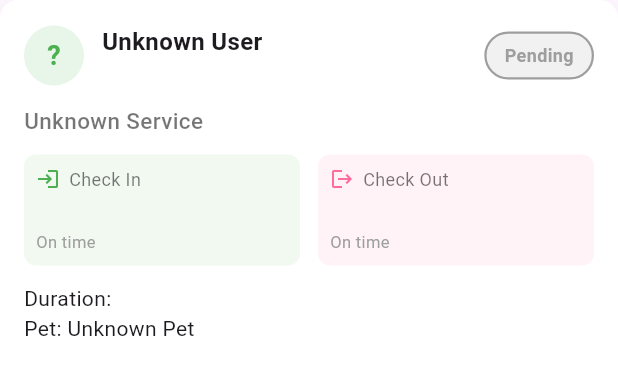
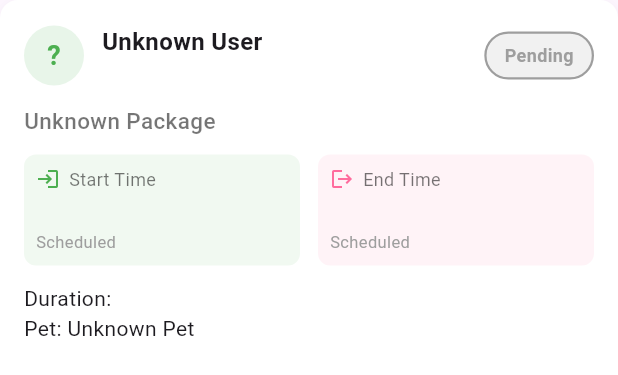
Before and after one commit to MobileDevGroup4/PetGroomingApp, a Flutter app: the BookingCard widget shown alone on an empty page, opened directly with empty values, on a phone screen of 412 x 824 dp. Shown: the top 375 px of the screen. Run offline on Flutter 3.47's test engine with Material 3 defaults, Android fonts, the phone set to English and light mode, and no system bars; our stand-ins replace cloud_firestore, firebase_auth, firebase_core, firebase_storage, image_picker, logger and 1 more; accounts and stored records are empty; network calls fail.

```diff
--- a/lib/pages/StaffDashboard.dart
+++ b/lib/pages/StaffDashboard.dart
@@ -205,7 +205,7 @@ class _StaffDashboardPageState extends State<StaffDashboardPage> {
                       return BookingCard(
                         userName: userProfile['name'] ?? 'Unknown',
                         petName: petData['name'] ?? 'Unknown',
-                        serviceName: packageData['name'] ?? 'Unknown',
+                        itemName: data['itemName'] ?? packageData['itemName'] ?? 'Unknown',
                         startTime: data['startTime'] ?? Timestamp.now(),
                         endTime: data['endTime'] ?? Timestamp.now(),
                         status: data['status'] as String?,
--- a/lib/widgets/booking_widgets.dart
+++ b/lib/widgets/booking_widgets.dart
@@ -4,7 +4,7 @@ import 'package:cloud_firestore/cloud_firestore.dart';
 class BookingCard extends StatelessWidget {
   final String userName;
   final String petName;
-  final String serviceName;
+  final String itemName; // Changed from serviceName → Firestore field name
   final Timestamp startTime;
   final Timestamp endTime;
   final String Function(Timestamp) formatDate;
@@ -17,7 +17,7 @@ class BookingCard extends StatelessWidget {
     super.key,
     required this.userName,
     required this.petName,
-    required this.serviceName,
+    required this.itemName,
     required this.startTime,
     required this.endTime,
     required this.formatDate,
@@ -87,7 +87,7 @@ class BookingCard extends StatelessWidget {
         child: Column(
           crossAxisAlignment: CrossAxisAlignment.start,
           children: [
-            // Header
+            // Header with user + status
             Row(
               children: [
                 CircleAvatar(
@@ -115,7 +115,8 @@ class BookingCard extends StatelessWidget {
                   ),
                 ),
                 Container(
-                  padding: const EdgeInsets.symmetric(horizontal: 12, vertical: 6),
+                  padding:
+                      const EdgeInsets.symmetric(horizontal: 12, vertical: 6),
                   decoration: BoxDecoration(
                     color: _getStatusColor(status).withOpacity(0.15),
                     borderRadius: BorderRadius.circular(20),
@@ -137,18 +138,27 @@ class BookingCard extends StatelessWidget {
             ),
 
             const SizedBox(height: 12),
-            Text(serviceName.isEmpty ? 'Unknown Service' : serviceName,
-                style: const TextStyle(
-                    fontSize: 15, fontWeight: FontWeight.w500, color: Colors.black54)),
+
+            // Service / Item name (from Firestore)
+            Text(
+              itemName.isEmpty ? 'Unknown Package' : itemName,
+              style: const TextStyle(
+                fontSize: 15,
+                fontWeight: FontWeight.w500,
+                color: Colors.black54,
+              ),
+            ),
 
             const SizedBox(height: 12),
+
+            // Check-in and Check-out times
             Row(
               children: [
                 Expanded(
                   child: _buildTimeCard(
-                    'Check In',
+                    'Start Time',
                     formatTime(startTime),
-                    'On time',
+                    'Scheduled',
                     const Color(0xFF4CAF50),
                     Icons.login,
                   ),
@@ -156,9 +166,9 @@ class BookingCard extends StatelessWidget {
                 const SizedBox(width: 12),
                 Expanded(
                   child: _buildTimeCard(
-                    'Check Out',
+                    'End Time',
                     formatTime(endTime),
-                    'On time',
+                    'Scheduled',
                     const Color(0xFFFF6B9D),
                     Icons.logout,
                   ),
@@ -167,6 +177,8 @@ class BookingCard extends StatelessWidget {
             ),
 
             const SizedBox(height: 12),
+
+            // Duration + Pet name
             Text('Duration: ${calculateDuration(startTime, endTime)}'),
             Text('Pet: ${petName.isEmpty ? 'Unknown Pet' : petName}'),
           ],
@@ -175,7 +187,8 @@ class BookingCard extends StatelessWidget {
     );
   }
 
-  Widget _buildTimeCard(String label, String time, String status, Color color, IconData icon) {
+  Widget _buildTimeCard(
+      String label, String time, String status, Color color, IconData icon) {
     return Container(
       padding: const EdgeInsets.all(8),
       decoration: BoxDecoration(
@@ -188,11 +201,15 @@ class BookingCard extends StatelessWidget {
           Row(children: [
             Icon(icon, color: color, size: 16),
             const SizedBox(width: 6),
-            Text(label, style: const TextStyle(fontSize: 12, color: Colors.black54)),
+            Text(label,
+                style: const TextStyle(fontSize: 12, color: Colors.black54)),
           ]),
           const SizedBox(height: 4),
-          Text(time, style: const TextStyle(fontSize: 14, fontWeight: FontWeight.bold)),
-          Text(status, style: const TextStyle(fontSize: 11, color: Colors.grey)),
+          Text(time,
+              style:
+                  const TextStyle(fontSize: 14, fontWeight: FontWeight.bold)),
+          Text(status,
+              style: const TextStyle(fontSize: 11, color: Colors.grey)),
         ],
       ),
     );
```
Also changed, not shown: lib/pages/booking_detail_page.dart (+47 -0 lines).
